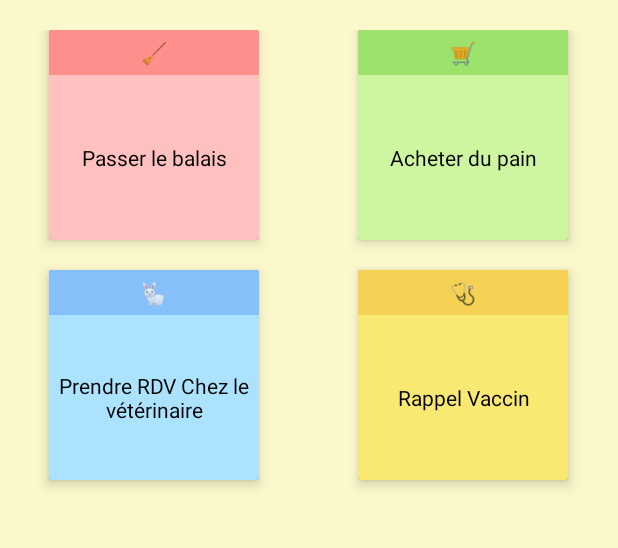
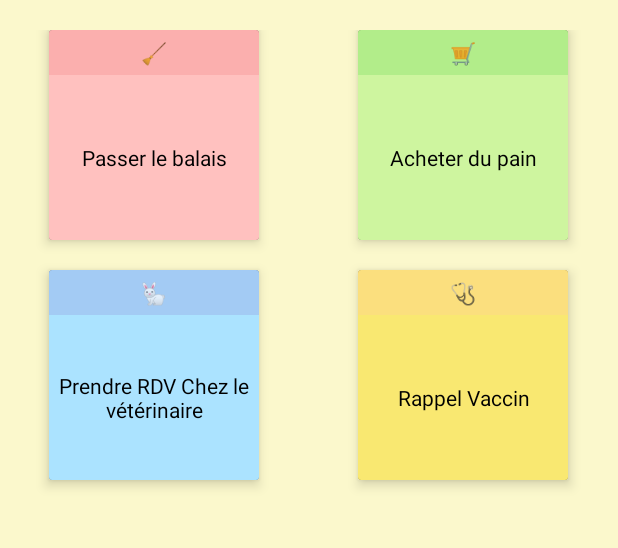
Before and after one commit to Scressenville/My-To-Do-List-Application, an Android app: the screen it shows after launch (MainActivity), on a phone screen of 412 x 824 dp, the part 93-641 px from its top. Run offline under Robolectric (Android 15) with nearby library versions, the phone set to English and light mode, and no system bars.

Commit message:
Tweaked colors of the post it banner

```diff
--- a/app/src/main/java/r411/project/todolistapplication/MainActivity.kt
+++ b/app/src/main/java/r411/project/todolistapplication/MainActivity.kt
@@ -4,10 +4,7 @@ import android.os.Bundle
 import android.os.Handler
 import android.os.Looper
 import android.view.View
-import android.widget.Button
-import android.widget.GridView
-import android.widget.TextView
-import android.widget.Toast
+import android.widget.*
 import androidx.appcompat.app.AlertDialog
 import androidx.appcompat.app.AppCompatActivity
 import r411.project.todolistapplication.adapter.MyGridAdapter
--- a/app/src/main/res/values/colors.xml
+++ b/app/src/main/res/values/colors.xml
@@ -12,12 +12,12 @@
     <color name="banner">#87F1AA</color>
     <color name="banner_dark">#7ADA9A</color>
     <color name="red_post_it">#FFC1BF</color>
-    <color name="red_post_it_dark">#FF8F8C</color>
+    <color name="red_post_it_dark">#FBAFAE</color>
     <color name="yellow_post_it">#F9E871</color>
-    <color name="yellow_post_it_dark">#F5D154</color>
+    <color name="yellow_post_it_dark">#FBDF7E</color>
     <color name="green_post_it">#CEF59F</color>
-    <color name="green_post_it_dark">#9CE26D</color>
+    <color name="green_post_it_dark">#B2ED8A</color>
     <color name="blue_post_it">#ABE3FF</color>
-    <color name="blue_post_it_dark">#86C0FB</color>
+    <color name="blue_post_it_dark">#A3CBF4</color>
     <color name="font_color">#2E2E2E</color>
 </resources>
```
